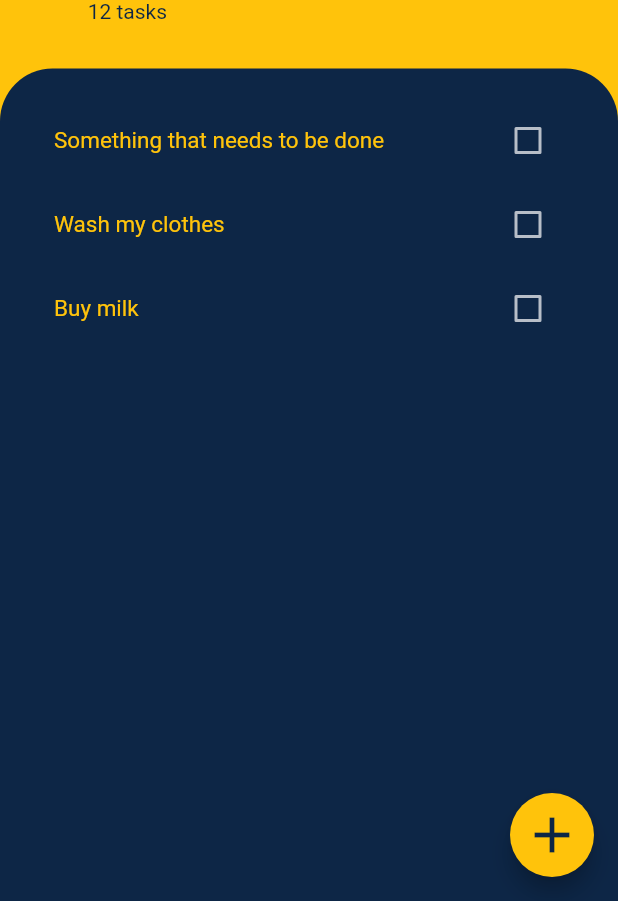
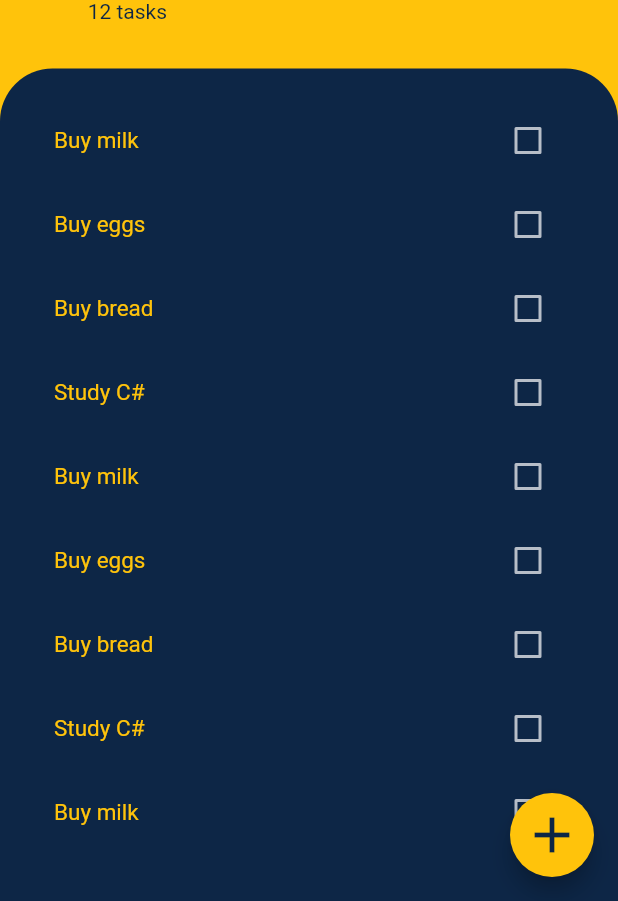
Before and after one commit to billnice250/DoIt, a Flutter app: the screen it shows after launch, on a phone screen of 412 x 824 dp, the part 335-1236 px from its top. Run offline on Flutter 3.47's test engine with Material 2 defaults, Android fonts, the phone set to English and light mode, and no system bars.

```diff
--- a/lib/components/task_tile.dart
+++ b/lib/components/task_tile.dart
@@ -3,57 +3,35 @@ import 'package:flutter/material.dart';
 
 import '../constants.dart';
 
-class TaskTile extends StatefulWidget {
+class TaskTile extends StatelessWidget {
   final String title;
-  final Function onTap;
+  final bool isChecked;
+  final Function checkBoxCallBack;
 
-  const TaskTile({
-    this.title,
-    this.onTap,
-  });
-
-  @override
-  _TaskTileState createState() => _TaskTileState();
-}
-
-class _TaskTileState extends State<TaskTile> {
-  bool isChecked = false;
-
-  void checkBoxCallBack (bool value) {
-    setState(() {
-      isChecked = value;
-    });
-  }
+  TaskTile({this.title, this.isChecked, this.checkBoxCallBack});
 
   @override
   Widget build(BuildContext context) {
     return ListTile(
-      onTap: widget.onTap,
-      title: Text(
-        widget.title,
-        style: KDefaultTextStyle.copyWith(
-          decoration: isChecked? TextDecoration.lineThrough:TextDecoration.none
+        title: Text(
+          title,
+          style: KDefaultTextStyle.copyWith(
+              decoration:
+                  isChecked ? TextDecoration.lineThrough : TextDecoration.none),
         ),
-      ),
-      trailing: TaskCheckBox(toggleCheckBoxState: checkBoxCallBack,checkBoxState: isChecked,),
-    );
+        trailing: Checkbox(
+          checkColor: kMainAppColor,
+          activeColor: kAccentAppColor,
+          value: isChecked,
+          onChanged: checkBoxCallBack,
+        ));
   }
 }
+/*
+(bool value) {
+setState(() {
+isChecked = value;
+});
+},
 
-
-class TaskCheckBox extends StatelessWidget {
-  final bool checkBoxState;
-  final Function toggleCheckBoxState;
-
-  TaskCheckBox({this.checkBoxState, this.toggleCheckBoxState});
-
-  @override
-  Widget build(BuildContext context) {
-    return Checkbox(
-      checkColor: kMainAppColor,
-      activeColor: kAccentAppColor,
-      value: checkBoxState,
-      onChanged: toggleCheckBoxState,
-    );
-  }
-}
+*/
--- a/lib/components/tasks_list.dart
+++ b/lib/components/tasks_list.dart
@@ -1,21 +1,75 @@
 import 'package:do_it/components/task_tile.dart';
+import 'package:do_it/models/task.dart';
 import 'package:flutter/material.dart';
 
-class TasksList extends StatelessWidget {
+class TasksList extends StatefulWidget {
+  @override
+  _TasksListState createState() => _TasksListState();
+}
+
+class _TasksListState extends State<TasksList> {
+  List<Task> tasks = [
+    Task(name: 'Buy milk'),
+    Task(name: 'Buy eggs'),
+    Task(name: 'Buy bread'),
+    Task(name: 'Study C#'),
+    Task(name: 'Buy milk'),
+    Task(name: 'Buy eggs'),
+    Task(name: 'Buy bread'),
+    Task(name: 'Study C#'),
+    Task(name: 'Buy milk'),
+    Task(name: 'Buy eggs'),
+    Task(name: 'Buy bread'),
+    Task(name: 'Study C#'),
+    Task(name: 'Buy milk'),
+    Task(name: 'Buy eggs'),
+    Task(name: 'Buy bread'),
+    Task(name: 'Study C#'),
+    Task(name: 'Buy milk'),
+    Task(name: 'Buy eggs'),
+    Task(name: 'Buy bread'),
+    Task(name: 'Study C#'),
+    Task(name: 'Buy milk'),
+    Task(name: 'Buy eggs'),
+    Task(name: 'Buy bread'),
+    Task(name: 'Study C#'),
+    Task(name: 'Buy milk'),
+    Task(name: 'Buy eggs'),
+    Task(name: 'Buy bread'),
+    Task(name: 'Study C#'),
+    Task(name: 'Buy milk'),
+    Task(name: 'Buy eggs'),
+    Task(name: 'Buy bread'),
+    Task(name: 'Study C#'),
+    Task(name: 'Buy milk'),
+    Task(name: 'Buy eggs'),
+    Task(name: 'Buy bread'),
+    Task(name: 'Study C#'),
+    Task(name: 'Buy milk'),
+    Task(name: 'Buy eggs'),
+    Task(name: 'Buy bread'),
+    Task(name: 'Study C#'),
+    Task(name: 'Buy milk'),
+    Task(name: 'Buy eggs'),
+    Task(name: 'Buy bread'),
+    Task(name: 'Study C#'),
+  ];
+
   @override
   Widget build(BuildContext context) {
-    return ListView(
-      children: <Widget>[
-        TaskTile(
-          title: 'Something that needs to be done',
-        ),
-        TaskTile(
-          title: 'Wash my clothes',
-        ),
-        TaskTile(
-          title: 'Buy milk',
-        ),
-      ],
+    return ListView.builder(
+      itemBuilder: (context, index) {
+        return TaskTile(
+          title: tasks[index].name,
+          isChecked: tasks[index].isDone,
+          checkBoxCallBack: (bool value) {
+            setState(() {
+              tasks[index].isDone = value;
+            });
+          },
+        );
+      },
+      itemCount: tasks.length,
     );
   }
 }
--- /dev/null
+++ b/lib/models/task.dart
@@ -0,0 +1,6 @@
+class Task {
+  final String name;
+  bool isDone;
+
+  Task({this.name, this.isDone=false});
+}
--- a/lib/screens/tasks_screen.dart
+++ b/lib/screens/tasks_screen.dart
@@ -149,6 +149,8 @@ class _TasksScreenState extends State<TasksScreen> {
               MyRoundedButton(
                   title: 'Add', color: kAccentAppColor, onPressed: () {
 
+
+
               })
             ],
           ),
```
Also changed, not shown: 10 other files.
